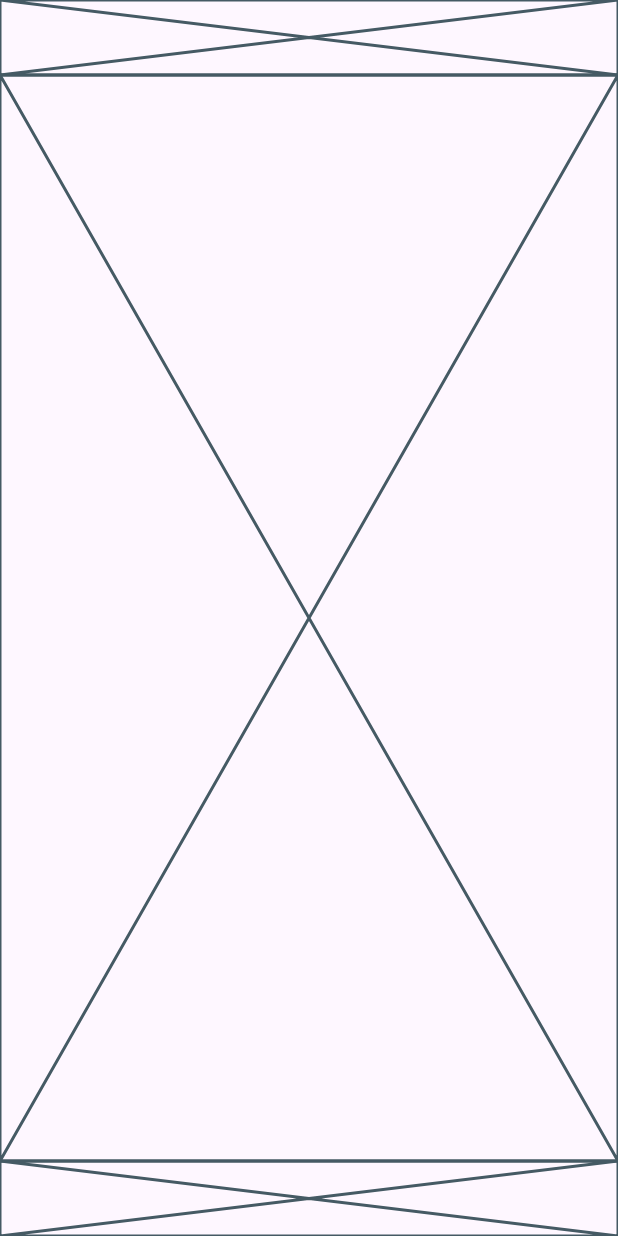
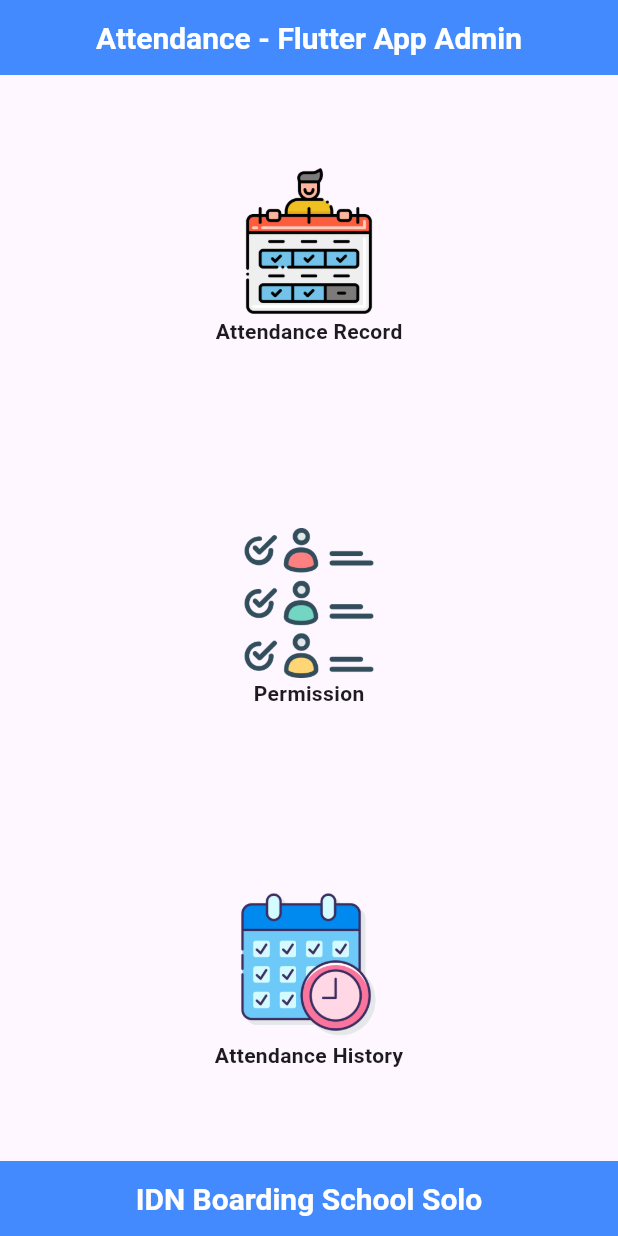
Before and after one commit to hashiifab/flutter-absensi-app, a Flutter app: the screen it shows after launch, on a phone screen of 412 x 824 dp. Run offline on Flutter 3.47's test engine with Material 3 defaults, Android fonts, the phone set to English and light mode, and no system bars; our stand-ins replace firebase_core; accounts and stored records are empty.

Commit message:
home-page

```diff
--- a/lib/main.dart
+++ b/lib/main.dart
@@ -1,5 +1,6 @@
 import 'package:firebase_core/firebase_core.dart';
 import 'package:flutter/material.dart';
+import 'package:flutter_absensi_app/ui/home_screen.dart';
 
 Future<void> main() async {
   WidgetsFlutterBinding.ensureInitialized();
@@ -38,28 +39,3 @@
     );
   }
 }
-
-class HomeScreen extends StatelessWidget {
-  const HomeScreen({super.key});
-
-  @override
-  Widget build(BuildContext context) {
-    return Scaffold(
-      body: Column(
-        children: [
-          SizedBox(
-            height: 50, // Header
-            child: Placeholder(),
-          ),
-          Expanded(
-            child: Placeholder(), // Content
-          ),
-          SizedBox(
-            height: 50, // Footer
-            child: Placeholder(),
-          ),
-        ],
-      ),
-    );
-  }
-}
--- /dev/null
+++ b/lib/ui/home_screen.dart
@@ -0,0 +1,124 @@
+import 'package:flutter/material.dart';
+
+class HomeScreen extends StatelessWidget {
+  const HomeScreen({super.key});
+
+  @override
+  Widget build(BuildContext context) {
+    return Scaffold(
+      body: Column(
+        children: [
+          // Header
+          SizedBox(
+            height: 50,
+            child: Scaffold(
+              appBar: AppBar(
+                backgroundColor: Colors.blueAccent,
+                centerTitle: true,
+                title: const Text(
+                  "Attendance - Flutter App Admin",
+                  style: TextStyle(
+                    fontSize: 20,
+                    fontWeight: FontWeight.bold,
+                    color: Colors.white,
+                  ),
+                ),
+              ),
+            ),
+          ),
+
+          // Content
+          Expanded(
+            child: Column(
+              children: [
+                Expanded(
+                  // efect when click
+                  child: InkWell(
+                    child: const Column(
+                      mainAxisAlignment: MainAxisAlignment.center,
+                      children: [
+                        Image(
+                          image: AssetImage('assets/images/ic_absen.png'),
+                          height: 100,
+                          width: 100,
+                        ),
+                        Text(
+                          "Attendance Record",
+                          style: TextStyle(
+                            fontSize: 14,
+                            fontWeight: FontWeight.bold,
+                          ),
+                        ),
+                      ],
+                    ),
+                  ),
+                ),
+                Expanded(
+                  child: InkWell(
+                    child: const Column(
+                      mainAxisAlignment: MainAxisAlignment.center,
+                      children: [
+                        Image(
+                          image: AssetImage('assets/images/ic_leave.png'),
+                          height: 100,
+                          width: 100,
+                        ),
+                        Text(
+                          "Permission",
+                          style: TextStyle(
+                            fontSize: 14,
+                            fontWeight: FontWeight.bold,
+                          ),
+                        ),
+                      ],
+                    ),
+                  ),
+                ),
+                Expanded(
+                  child: InkWell(
+                    child: const Column(
+                      mainAxisAlignment: MainAxisAlignment.center,
+                      children: [
+                        Image(
+                          image: AssetImage('assets/images/ic_history.png'),
+                          height: 100,
+                          width: 100,
+                        ),
+                        Text(
+                          "Attendance History",
+                          style: TextStyle(
+                            fontSize: 14,
+                            fontWeight: FontWeight.bold,
+                          ),
+                        ),
+                      ],
+                    ),
+                  ),
+                ),
+              ],
+            ),
+          ),
+
+          // Footer
+          SizedBox(
+            height: 50,
+            child: Scaffold(
+              appBar: AppBar(
+                backgroundColor: Colors.blueAccent,
+                centerTitle: true,
+                title: const Text(
+                  "IDN Boarding School Solo",
+                  style: TextStyle(
+                    fontSize: 20,
+                    fontWeight: FontWeight.bold,
+                    color: Colors.white,
+                  ),
+                ),
+              ),
+            ),
+          ),
+        ],
+      ),
+    );
+  }
+}
--- a/pubspec.yaml
+++ b/pubspec.yaml
@@ -29,3 +29,6 @@
 
 flutter:
   uses-material-design: true
+  assets:
+    - assets/images/
+    - assets/raw/
```
Also changed, not shown: assets/images/ic_absen.png, assets/images/ic_history.png, assets/images/ic_leave.png.
